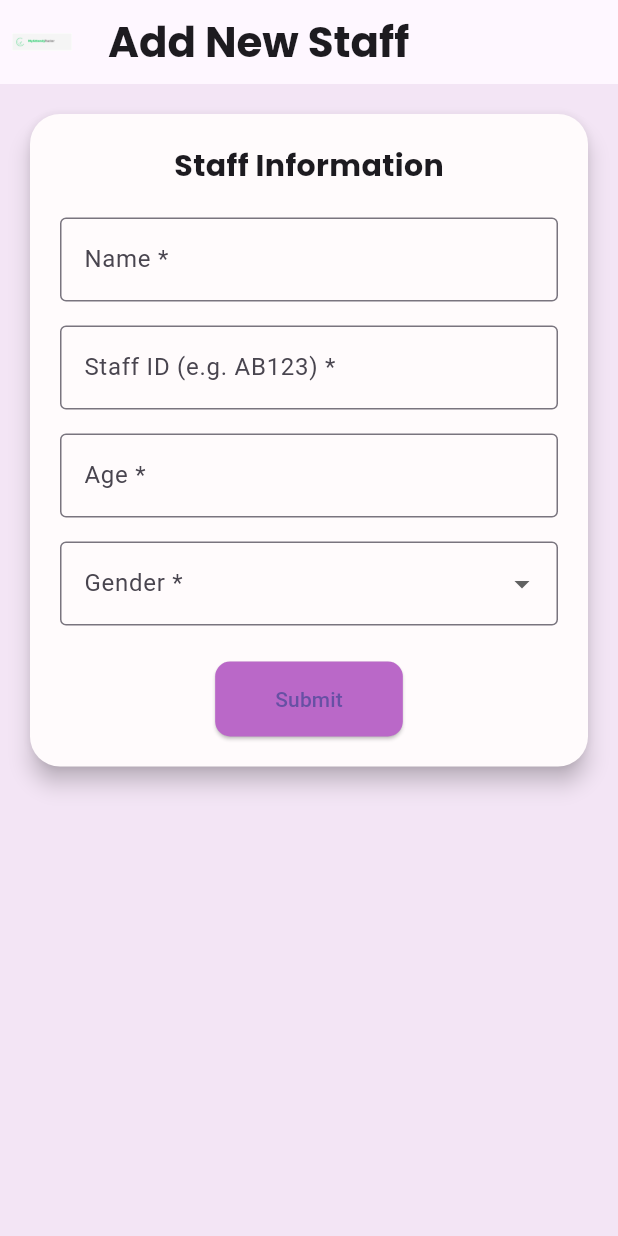
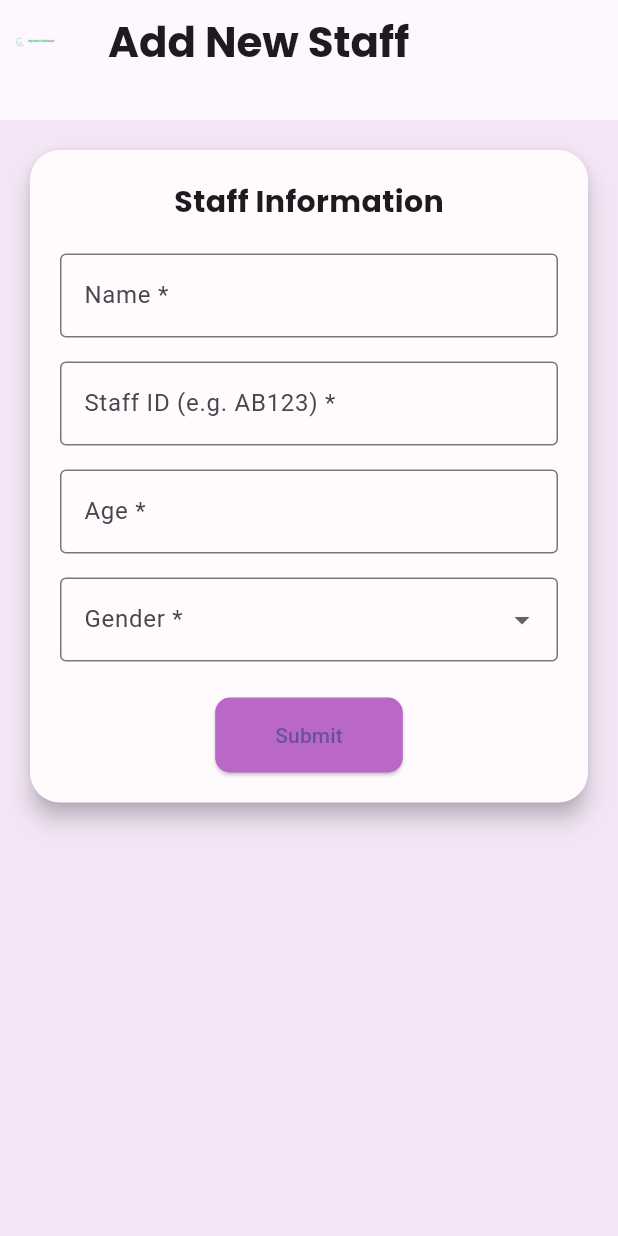
Before and after one commit to farahadr/Staff_data_labtest, a Flutter app: the StaffListPage screen opened directly, after a tap on "Add Staff", on a phone screen of 412 x 824 dp. Run offline on Flutter 3.47's test engine with Material 3 defaults, Android fonts, the phone set to English and light mode, and no system bars; our stand-ins replace cloud_firestore, firebase_core, google_fonts; accounts and stored records are empty.

Commit message:
latest adjustment

```diff
--- a/lib/staff_filter.dart
+++ b/lib/staff_filter.dart
@@ -18,9 +18,9 @@ class _StaffFilterPageState extends State<StaffFilterPage> {
       backgroundColor: const Color(0xFFF3E5F5),
       appBar: AppBar(
         title: Text("Filter Staff", style: GoogleFonts.poppins(fontSize: 28, fontWeight: FontWeight.bold)),
-        leading: Padding(
-          padding: const EdgeInsets.all(8.0),
-          child: Image.asset('assets/logo.png'),
+        leading: IconButton(
+          icon: const Icon(Icons.arrow_back, color: Colors.black),
+          onPressed: () => Navigator.pop(context),
         ),
       ),
       body: Column(
--- a/lib/staff_form.dart
+++ b/lib/staff_form.dart
@@ -90,14 +90,22 @@ class _StaffFormState extends State<StaffFormPage> {
   Widget build(BuildContext context) {
     return Scaffold(
       backgroundColor: const Color(0xFFF3E5F5),
-      appBar: AppBar(
+      appBar: PreferredSize(
+        preferredSize: const Size.fromHeight(80), // Increase AppBar height
+        child: AppBar(
           title: Text(
             widget.staffId == null ? "Add New Staff" : "Edit Staff",
             style: GoogleFonts.poppins(fontSize: 28, fontWeight: FontWeight.bold),
           ),
           leading: Padding(
             padding: const EdgeInsets.all(8.0),
-          child: Image.asset('assets/logo.png'),
+            child: Image.asset(
+              'assets/logo.png',
+              height: 60, // You can adjust this
+              width: 60,
+              fit: BoxFit.contain,
+            ),
+          ),
         ),
       ),
       body: SingleChildScrollView(
--- a/lib/staff_list.dart
+++ b/lib/staff_list.dart
@@ -85,11 +85,21 @@ class StaffListPage extends StatelessWidget {
   Widget build(BuildContext context) {
     return Scaffold(
       backgroundColor: const Color(0xFFF3E5F5), // pastel purple
-      appBar: AppBar(
-        title: Text("Staff List", style: GoogleFonts.poppins(fontSize: 28, fontWeight: FontWeight.bold)),
+      appBar: PreferredSize(
+        preferredSize: const Size.fromHeight(80), // taller AppBar
+        child: AppBar(
+          title: Text(
+            "Staff List",
+            style: GoogleFonts.poppins(fontSize: 28, fontWeight: FontWeight.bold),
+          ),
           leading: Padding(
             padding: const EdgeInsets.all(8.0),
-          child: Image.asset('assets/logo.png'),
+            child: Image.asset(
+              'assets/logo.png',
+              fit: BoxFit.contain,
+              height: 60, // explicitly larger
+              width: 60,
+            ),
           ),
           actions: [
             IconButton(
@@ -103,6 +113,7 @@ class StaffListPage extends StatelessWidget {
               },
             ),
           ],
+        ),
       ),
       body: StreamBuilder<QuerySnapshot>(
         stream: FirebaseFirestore.instance
```
Also changed, not shown: assets/logo.png. Lines whose indentation alone changed are shown as unchanged.
